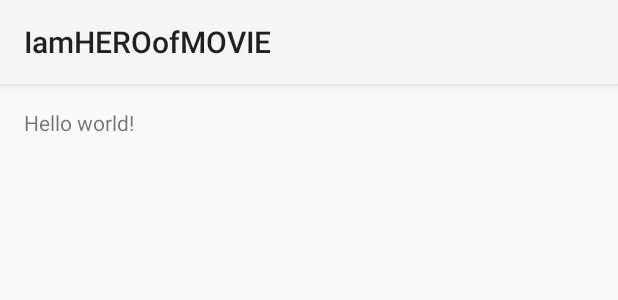
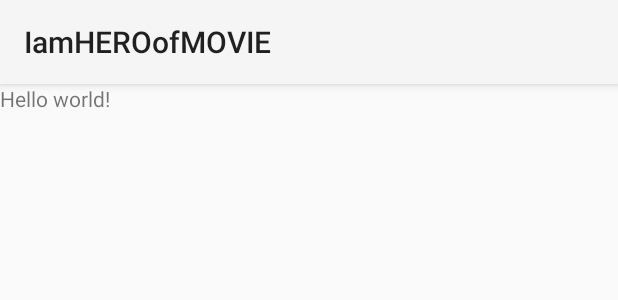
Before and after one commit to TakuKobayashi/IamHEROofMOVIE, an Android app: the layout activity_main.xml on its own in the app's theme, with its tools: preview values and no code run, on a phone screen of 412 x 824 dp. Shown: the top 300 px of the screen. Run offline under Robolectric (Android 15) with nearby library versions, the phone set to English and light mode, and no system bars.

Commit message:
いらないもの消しました

```diff
--- a/app/src/main/res/layout/activity_main.xml
+++ b/app/src/main/res/layout/activity_main.xml
@@ -1,9 +1,6 @@
 <RelativeLayout xmlns:android="http://schemas.android.com/apk/res/android"
     xmlns:tools="http://schemas.android.com/tools" android:layout_width="match_parent"
-    android:layout_height="match_parent" android:paddingLeft="@dimen/activity_horizontal_margin"
-    android:paddingRight="@dimen/activity_horizontal_margin"
-    android:paddingTop="@dimen/activity_vertical_margin"
-    android:paddingBottom="@dimen/activity_vertical_margin" tools:context=".MainActivity">
+    android:layout_height="match_parent">
 
     <TextView android:text="@string/hello_world" android:layout_width="wrap_content"
         android:layout_height="wrap_content" />
--- a/app/src/main/res/values-w820dp/dimens.xml
+++ /dev/null
@@ -1,6 +0,0 @@
-<resources>
-    <!-- Example customization of dimensions originally defined in res/values/dimens.xml
-         (such as screen margins) for screens with more than 820dp of available width. This
-         would include 7" and 10" devices in landscape (~960dp and ~1280dp respectively). -->
-    <dimen name="activity_horizontal_margin">64dp</dimen>
-</resources>
--- a/app/src/main/res/values/dimens.xml
+++ /dev/null
@@ -1,5 +0,0 @@
-<resources>
-    <!-- Default screen margins, per the Android Design guidelines. -->
-    <dimen name="activity_horizontal_margin">16dp</dimen>
-    <dimen name="activity_vertical_margin">16dp</dimen>
-</resources>
```
